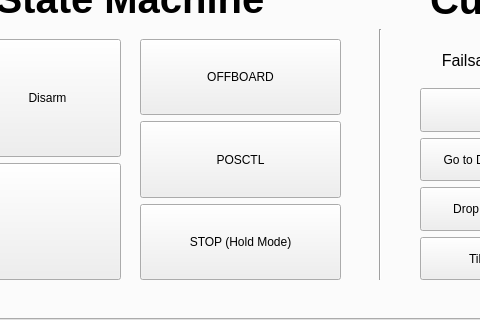
Before: the Qt Designer form src/GUI/drone_app.ui in tommyzhng/ros-qt-drone-app, drawn with Qt 5; both pictures show x 212 to 692 and y 537 to 857 of the 1341 by 857 pixel window.
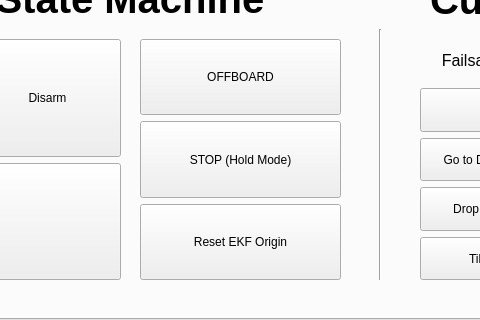
After: the same form once the commit is applied.

Commit message: add resetting internal ekf

What changed in the file:
```diff
--- a/src/GUI/drone_app.ui
+++ b/src/GUI/drone_app.ui
@@ -690,7 +690,7 @@
      <property name="sizeConstraint">
       <enum>QLayout::SetMinimumSize</enum>
      </property>
-     <item row="5" column="1">
+     <item row="4" column="1">
       <widget class="QPushButton" name="HOLD">
        <property name="sizePolicy">
         <sizepolicy hsizetype="Preferred" vsizetype="Preferred">
@@ -724,22 +724,6 @@
        </property>
       </widget>
      </item>
-     <item row="3" column="1">
-      <widget class="QPushButton" name="POSCTL">
-       <property name="enabled">
-        <bool>true</bool>
-       </property>
-       <property name="sizePolicy">
-        <sizepolicy hsizetype="Preferred" vsizetype="Preferred">
-         <horstretch>0</horstretch>
-         <verstretch>0</verstretch>
-        </sizepolicy>
-       </property>
-       <property name="text">
-        <string>POSCTL</string>
-       </property>
-      </widget>
-     </item>
      <item row="0" column="1">
       <widget class="QPushButton" name="OFFBOARD">
        <property name="enabled">
@@ -756,6 +740,22 @@
        </property>
       </widget>
      </item>
+     <item row="5" column="1">
+      <widget class="QPushButton" name="RESET_ORIGIN">
+       <property name="enabled">
+        <bool>true</bool>
+       </property>
+       <property name="sizePolicy">
+        <sizepolicy hsizetype="Preferred" vsizetype="Preferred">
+         <horstretch>0</horstretch>
+         <verstretch>0</verstretch>
+        </sizepolicy>
+       </property>
+       <property name="text">
+        <string>Reset EKF Origin</string>
+       </property>
+      </widget>
+     </item>
     </layout>
    </widget>
    <widget class="QLabel" name="AutonomousTitle_3">
```
The commit also changes 2 other files.
